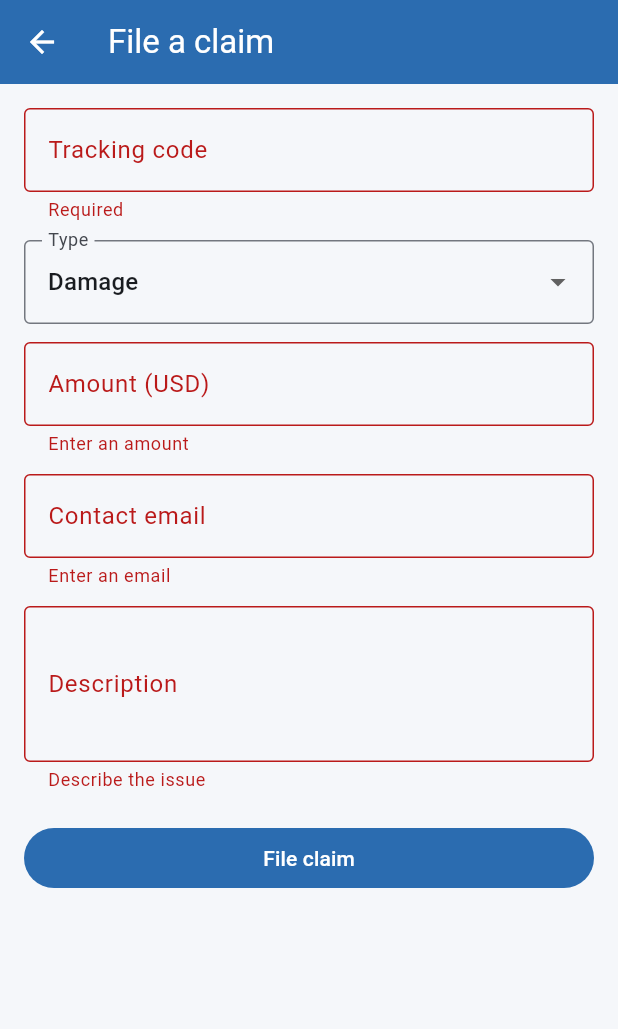
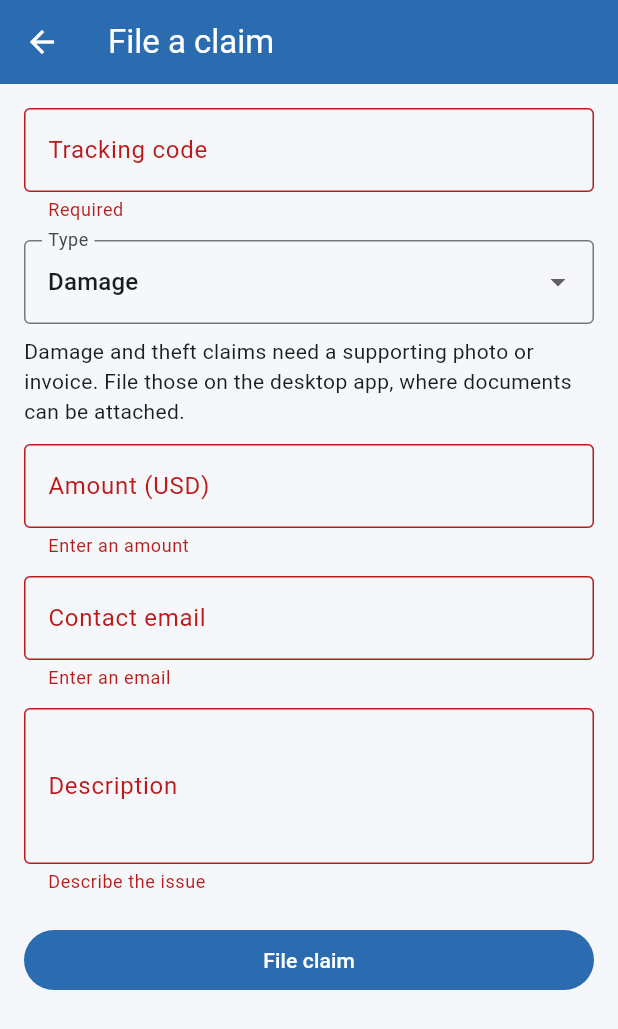
Before and after one commit to sgf36/Easy-Post-Mobile-Companion, a Flutter app: the _ClaimForm screen opened directly with empty values, after a tap on "File claim", on a phone screen of 412 x 824 dp. Shown: the top 1029 px of the screen. Run offline on Flutter 3.47's test engine with Material 3 defaults, Android fonts, the phone set to English and light mode, and no system bars; our stand-ins replace flutter_map, flutter_secure_storage, latlong2; missing offline and left inert: mobile_scanner; accounts and stored records are empty.

Commit message:
Fix claim and insurance requests; version 1.2.0 (#2)
The phone builds its own EasyPost payloads and posts them through the proxy,
which is an allow-list pass-through rather than a route into the desktop's
service layer. So the desktop's API fixes did not reach here, and both write
actions were failing for reasons the user could not act on.

* Claims sent `email`; the field is `contact_email`. EasyPost rejects the
  request outright, so every claim filed from the phone failed whatever was
  typed. Damage and theft claims additionally require a supporting document,
  which this app cannot yet attach, so those now explain that plainly and
  point at the desktop rather than sending a request that always fails.
* Insurance amounts are validated against EasyPost's 5,000 USD ceiling before
  sending, rather than surfacing the rejection afterwards. Where standalone
  insurance is not enabled on the account — a per-account permission, not a
  user error — the message now says so and offers the alternative.

Co-authored-by: Claude Opus 4.8 <noreply@anthropic.com>

```diff
--- a/lib/screens/claims_screen.dart
+++ b/lib/screens/claims_screen.dart
@@ -107,15 +107,36 @@ class _ClaimFormState extends State<_ClaimForm> {
     super.dispose();
   }
 
+  /// Damage and theft claims are refused by EasyPost without at least one
+  /// supporting document ("At least one supporting documentation attachment is
+  /// required for theft or damage claims"). The phone cannot attach one yet, so
+  /// this says so plainly instead of sending a request that always fails.
+  bool get _needsAttachment => _type == 'damage' || _type == 'theft';
+
   Future<void> _submit() async {
     if (!_form.currentState!.validate()) return;
+    if (_needsAttachment) {
+      ScaffoldMessenger.of(context).showSnackBar(
+        const SnackBar(
+          content: Text(
+            'Damage and theft claims need a supporting photo or invoice, '
+            'which has to be attached on the desktop app. A loss claim can be '
+            'filed here.',
+          ),
+        ),
+      );
+      return;
+    }
     setState(() => _busy = true);
     try {
       await widget.proxy.fileClaim(widget.creds, {
         'tracking_code': _tracking.text.trim(),
         'type': _type,
         'amount': _amount.text.trim(),
-        'email': _email.text.trim(),
+        // `contact_email`, not `email`. EasyPost rejects the request outright
+        // otherwise — "contact_email: field required" — so every claim filed
+        // from the phone failed, whatever was typed here.
+        'contact_email': _email.text.trim(),
         'description': _description.text.trim(),
       });
       if (!mounted) return;
@@ -153,6 +174,13 @@ class _ClaimFormState extends State<_ClaimForm> {
               ],
               onChanged: (v) => setState(() => _type = v ?? 'damage'),
             ),
+            if (_needsAttachment) ...[
+              const SizedBox(height: 8),
+              const Text(
+                'Damage and theft claims need a supporting photo or invoice. '
+                'File those on the desktop app, where documents can be attached.',
+              ),
+            ],
             const SizedBox(height: 12),
             TextFormField(
               controller: _amount,
--- a/pubspec.yaml
+++ b/pubspec.yaml
@@ -16,7 +16,7 @@ publish_to: 'none' # Remove this line if you wish to publish to pub.dev
 # https://developer.apple.com/library/archive/documentation/General/Reference/InfoPlistKeyReference/Articles/CoreFoundationKeys.html
 # In Windows, build-name is used as the major, minor, and patch parts
 # of the product and file versions while build-number is used as the build suffix.
-version: 1.0.0+1
+version: 1.2.0+1
 
 environment:
   sdk: ^3.12.2
```
Also changed, not shown: lib/screens/insurance_screen.dart (+28 -2 lines).
